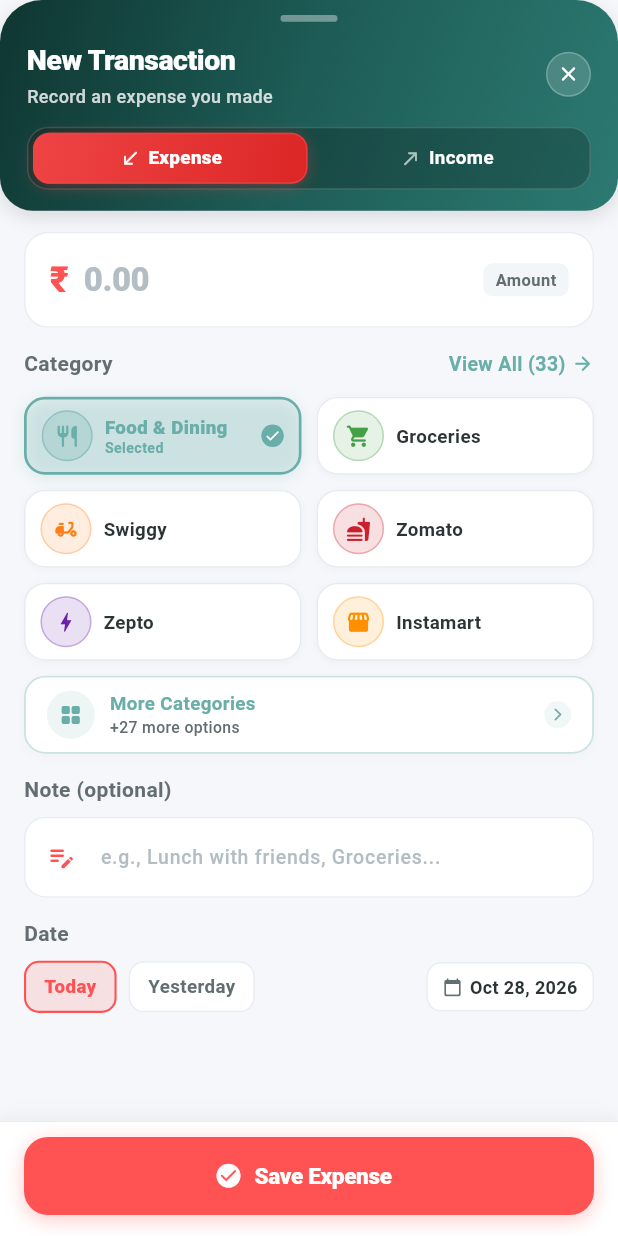
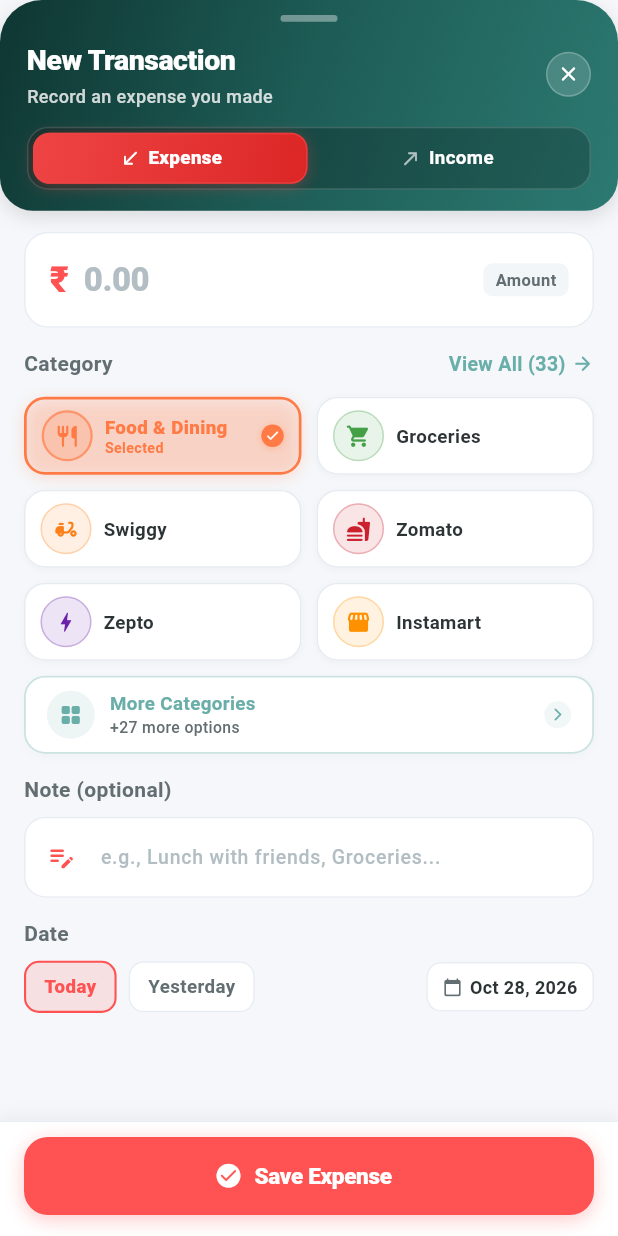
Before and after one commit to FaysArukattil/buddy_2.0, a Flutter app: the AddTransactionScreen screen opened directly, on a phone screen of 412 x 824 dp. Run offline on Flutter 3.47's test engine with Material 3 defaults, Android fonts, the light colour scheme and no system bars; our stand-ins replace cloud_firestore, firebase_auth, firebase_core, fl_chart, flutter_local_notifications, google_sign_in and 9 more; accounts and stored records are empty.

Commit message:
refactor: update category chip selection styling to use dynamic category colors

```diff
--- a/lib/views/screens/add_transaction_screen.dart
+++ b/lib/views/screens/add_transaction_screen.dart
@@ -952,21 +952,46 @@
     );
   }
 
+  Color _getCategoryTextColor({
+    required Color catColor,
+    required bool isDark,
+    required bool isSelected,
+  }) {
+    if (!isSelected) {
+      return AppColors.textPrimaryOf(context);
+    }
+    if (isDark) {
+      // In dark mode, if category color is very dark, brighten it slightly for high readability
+      return catColor.computeLuminance() < 0.22
+          ? Color.lerp(catColor, Colors.white, 0.40)!
+          : catColor;
+    } else {
+      // In light mode, if category color is very bright, darken it slightly for high contrast against light card
+      return catColor.computeLuminance() > 0.42
+          ? Color.lerp(catColor, Colors.black, 0.35)!
+          : catColor;
+    }
+  }
+
   Widget _buildCategoryChip(cat.Category category) {
     final isSelected = _selectedCategoryName == category.name;
     final catColor = AppColors.getCategoryColor(category.name);
     final isDark = AppColors.isDark(context);
 
-    // Selected state uses AppColors.primary (Buddy's signature teal/emerald)
+    // Selected state uses the category's unique color for clear visual recognition
     final Color backgroundColor = isSelected
-        ? (isDark
-            ? AppColors.primary.withValues(alpha: 0.20)
-            : AppColors.primary.withValues(alpha: 0.12))
+        ? catColor.withValues(alpha: isDark ? 0.16 : 0.09)
         : AppColors.cardOf(context);
 
     final Color borderColor = isSelected
-        ? AppColors.primary
+        ? catColor
         : AppColors.borderOf(context).withValues(alpha: isDark ? 0.7 : 0.85);
+
+    final Color textColor = _getCategoryTextColor(
+      catColor: catColor,
+      isDark: isDark,
+      isSelected: isSelected,
+    );
 
     return GestureDetector(
       onTap: () {
@@ -990,7 +1015,7 @@
           boxShadow: isSelected
               ? [
                   BoxShadow(
-                    color: AppColors.primary.withValues(alpha: isDark ? 0.35 : 0.20),
+                    color: catColor.withValues(alpha: isDark ? 0.35 : 0.22),
                     blurRadius: 8,
                     offset: const Offset(0, 2),
                   ),
@@ -1010,23 +1035,23 @@
               width: 34,
               height: 34,
               decoration: BoxDecoration(
-                color: isSelected
-                    ? AppColors.primary.withValues(alpha: isDark ? 0.30 : 0.22)
-                    : catColor.withValues(alpha: isDark ? 0.18 : 0.14),
+                color: catColor.withValues(
+                  alpha: isSelected
+                      ? (isDark ? 0.28 : 0.18)
+                      : (isDark ? 0.16 : 0.12),
+                ),
                 shape: BoxShape.circle,
                 border: Border.all(
                   color: isSelected
-                      ? AppColors.primary.withValues(alpha: 0.5)
-                      : catColor.withValues(alpha: 0.3),
-                  width: 1,
+                      ? catColor.withValues(alpha: 0.65)
+                      : catColor.withValues(alpha: 0.28),
+                  width: isSelected ? 1.5 : 1.0,
                 ),
               ),
               child: Icon(
                 category.icon,
                 size: 17,
-                color: isSelected
-                    ? (isDark ? const Color(0xFF5EEAD4) : AppColors.primary)
-                    : catColor,
+                color: catColor,
               ),
             ),
             const SizedBox(width: 8),
@@ -1044,9 +1069,7 @@
                       fontWeight: isSelected ? FontWeight.w800 : FontWeight.w600,
                       fontSize: 12.5,
                       height: 1.2,
-                      color: isSelected
-                          ? (isDark ? Colors.white : AppColors.primary)
-                          : AppColors.textPrimaryOf(context),
+                      color: textColor,
                     ),
                   ),
                   if (isSelected) ...[
@@ -1057,7 +1080,7 @@
                         fontSize: 9.5,
                         fontWeight: FontWeight.w700,
                         height: 1.1,
-                        color: isDark ? const Color(0xFF5EEAD4) : AppColors.primary,
+                        color: textColor,
                       ),
                     ),
                   ],
@@ -1067,15 +1090,24 @@
             if (isSelected) ...[
               const SizedBox(width: 4),
               Container(
-                padding: const EdgeInsets.all(2),
+                padding: const EdgeInsets.all(2.5),
                 decoration: BoxDecoration(
-                  color: isDark ? const Color(0xFF5EEAD4) : AppColors.primary,
+                  color: catColor,
                   shape: BoxShape.circle,
+                  boxShadow: [
+                    BoxShadow(
+                      color: catColor.withValues(alpha: 0.35),
+                      blurRadius: 4,
+                      offset: const Offset(0, 1),
+                    ),
+                  ],
                 ),
                 child: Icon(
                   Icons.check,
-                  size: 11,
-                  color: isDark ? const Color(0xFF0F2624) : Colors.white,
+                  size: 10,
+                  color: catColor.computeLuminance() > 0.55
+                      ? Colors.black87
+                      : Colors.white,
                 ),
               ),
             ],
@@ -1543,14 +1575,18 @@
     final isDark = Theme.of(context).brightness == Brightness.dark;
 
     final Color backgroundColor = isSelected
-        ? (isDark
-            ? AppColors.primary.withValues(alpha: 0.20)
-            : AppColors.primary.withValues(alpha: 0.12))
+        ? catColor.withValues(alpha: isDark ? 0.16 : 0.09)
         : AppColors.cardOf(context);
 
     final Color borderColor = isSelected
-        ? AppColors.primary
+        ? catColor
         : AppColors.borderOf(context).withValues(alpha: isDark ? 0.7 : 0.85);
+
+    final Color textColor = _getCategoryTextColor(
+      catColor: catColor,
+      isDark: isDark,
+      isSelected: isSelected,
+    );
 
     return GestureDetector(
       onTap: onTap,
@@ -1567,7 +1603,7 @@
           boxShadow: isSelected
               ? [
                   BoxShadow(
-                    color: AppColors.primary.withValues(alpha: isDark ? 0.35 : 0.20),
+                    color: catColor.withValues(alpha: isDark ? 0.35 : 0.22),
                     blurRadius: 8,
                     offset: const Offset(0, 2),
                   ),
@@ -1586,23 +1622,23 @@
               width: 32,
               height: 32,
               decoration: BoxDecoration(
-                color: isSelected
-                    ? AppColors.primary.withValues(alpha: isDark ? 0.30 : 0.22)
-                    : catColor.withValues(alpha: isDark ? 0.18 : 0.14),
+                color: catColor.withValues(
+                  alpha: isSelected
+                      ? (isDark ? 0.28 : 0.18)
+                      : (isDark ? 0.16 : 0.12),
+                ),
                 shape: BoxShape.circle,
                 border: Border.all(
                   color: isSelected
-                      ? AppColors.primary.withValues(alpha: 0.5)
-                      : catColor.withValues(alpha: 0.3),
-                  width: 1,
+                      ? catColor.withValues(alpha: 0.65)
+                      : catColor.withValues(alpha: 0.28),
+                  width: isSelected ? 1.5 : 1.0,
                 ),
               ),
               child: Icon(
                 category.icon,
                 size: 16,
-                color: isSelected
-                    ? (isDark ? const Color(0xFF5EEAD4) : AppColors.primary)
-                    : catColor,
+                color: catColor,
               ),
             ),
             const SizedBox(width: 8),
@@ -1614,9 +1650,7 @@
                 style: TextStyle(
                   fontWeight: isSelected ? FontWeight.w800 : FontWeight.w600,
                   fontSize: 12.5,
-                  color: isSelected
-                      ? (isDark ? Colors.white : AppColors.primary)
-                      : AppColors.textPrimaryOf(context),
+                  color: textColor,
                 ),
               ),
             ),
@@ -1638,15 +1672,24 @@
               )
             else if (isSelected)
               Container(
-                padding: const EdgeInsets.all(2),
+                padding: const EdgeInsets.all(2.5),
                 decoration: BoxDecoration(
-                  color: isDark ? const Color(0xFF5EEAD4) : AppColors.primary,
+                  color: catColor,
                   shape: BoxShape.circle,
+                  boxShadow: [
+                    BoxShadow(
+                      color: catColor.withValues(alpha: 0.35),
+                      blurRadius: 4,
+                      offset: const Offset(0, 1),
+                    ),
+                  ],
                 ),
                 child: Icon(
                   Icons.check,
-                  size: 11,
-                  color: isDark ? const Color(0xFF0F2624) : Colors.white,
+                  size: 10,
+                  color: catColor.computeLuminance() > 0.55
+                      ? Colors.black87
+                      : Colors.white,
                 ),
               ),
           ],
--- a/lib/views/widgets/setting_modal.dart
+++ b/lib/views/widgets/setting_modal.dart
@@ -42,7 +42,6 @@
   static const Color _mint = Color(0xFF69F0AE);
   static const Color _danger = Color(0xFFEF4444);
   static const Color _headerDark = Color(0xFF0F3632);
-  static const Color _headerDarkMode = Color(0xFF0F2624);
 
   @override
   void initState() {
```
